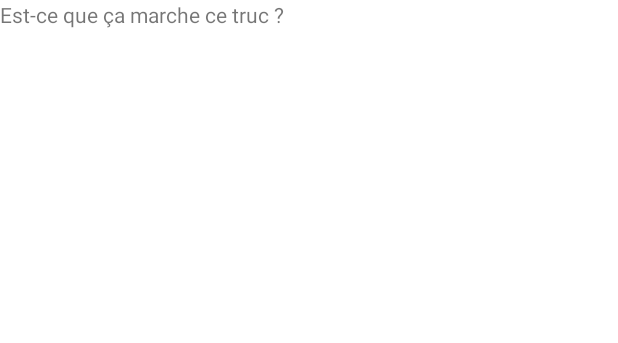
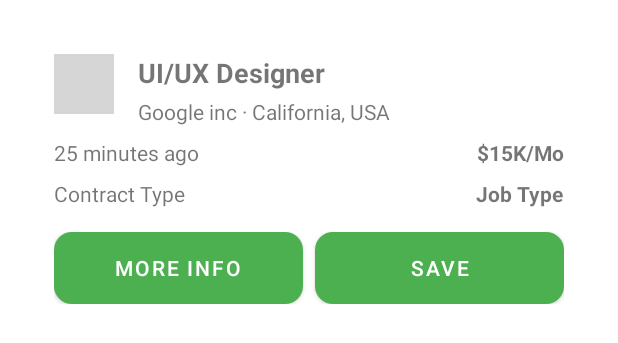
Before and after one commit to tony-nguyen1/Inteco, an Android app: the layout fragment_offer_card.xml on its own in the app's theme, with its tools: preview values and no code run, on a phone screen of 412 x 824 dp. Shown: the top 343 px of the screen. Run offline under Robolectric (Android 15) with nearby library versions, the phone set to English and light mode, and no system bars; grey boxes are pictures that could not be loaded.

Commit message:
adding the card offer

```diff
--- /dev/null
+++ b/app/src/main/java/fr/umontpellier/etu/inteco/Seeker/Search/OfferViewHolder.java
@@ -0,0 +1,32 @@
+package fr.umontpellier.etu.inteco.Seeker.Search;
+
+import android.view.View;
+import android.widget.Button;
+import android.widget.TextView;
+
+import androidx.recyclerview.widget.RecyclerView;
+
+import fr.umontpellier.etu.inteco.R;
+
+public class OfferViewHolder extends RecyclerView.ViewHolder {
+    public final TextView jobTitleView;
+    public final TextView companyInfoView;
+    public final TextView postDateView;
+    public final TextView salaryView;
+    public final TextView contractTypeView;
+    public final TextView jobTypeView;
+    //public final Button buttonInfo;
+    public final Button buttonSave;
+
+    public OfferViewHolder(View view) {
+        super(view);
+        jobTitleView = view.findViewById(R.id.job_title);
+        companyInfoView = view.findViewById(R.id.company_info);
+        postDateView = view.findViewById(R.id.post_date_start);
+        salaryView = view.findViewById(R.id.salary);
+        contractTypeView = view.findViewById(R.id.contract_type);
+        jobTypeView = view.findViewById(R.id.job_type);
+        //buttonInfo = view.findViewById(R.id.button_moreInfo);
+        buttonSave = view.findViewById(R.id.button_save);
+    }
+}
--- a/app/src/main/java/fr/umontpellier/etu/inteco/Seeker/MyItemRecyclerViewAdapter.java
+++ b/app/src/main/java/fr/umontpellier/etu/inteco/Seeker/fragements/Saved/MyItemRecyclerViewAdapter.java
@@ -13,7 +13,6 @@ import java.util.List;
 
 /**
  * {@link RecyclerView.Adapter} that can display a {@link Offer}.
- * TODO: Replace the implementation with code for your data type.
  */
 public class MyItemRecyclerViewAdapter extends RecyclerView.Adapter<MyItemRecyclerViewAdapter.ViewHolder> {
 
--- a/app/src/main/res/layout/fragment_offer_card.xml
+++ b/app/src/main/res/layout/fragment_offer_card.xml
@@ -1,25 +1,113 @@
 <?xml version="1.0" encoding="utf-8"?>
-<FrameLayout xmlns:android="http://schemas.android.com/apk/res/android"
-    xmlns:tools="http://schemas.android.com/tools"
+<androidx.constraintlayout.widget.ConstraintLayout
+    xmlns:android="http://schemas.android.com/apk/res/android"
+    xmlns:app="http://schemas.android.com/apk/res-auto"
     android:layout_width="match_parent"
-    android:layout_height="match_parent"
-    tools:context=".Seeker.OfferCardFragment">
+    android:layout_height="wrap_content"
+    android:background="@drawable/white_curvy"
+    android:padding="16dp"
+    android:layout_margin="20dp">
 
-    <!-- TODO: Update blank fragment layout -->
-    <LinearLayout
+    <ImageView
+        android:id="@+id/company_logo"
+        android:layout_width="40dp"
+        android:layout_height="40dp"
+        android:src="@drawable/defautl_profile"
+        app:layout_constraintStart_toStartOf="parent"
+        app:layout_constraintTop_toTopOf="parent"
+        android:contentDescription="@string/company_logo" />
+
+    <TextView
+        android:id="@+id/job_title"
+        android:layout_width="0dp"
+        android:layout_height="wrap_content"
+        android:text="UI/UX Designer"
+        android:textStyle="bold"
+        android:textSize="18sp"
+        app:layout_constraintStart_toEndOf="@id/company_logo"
+        app:layout_constraintTop_toTopOf="parent"
+        app:layout_constraintEnd_toEndOf="parent"
+        android:layout_marginStart="16dp"
+        android:layout_marginEnd="16dp" />
+
+    <TextView
+        android:id="@+id/company_info"
+        android:layout_width="0dp"
+        android:layout_height="wrap_content"
+        android:text="Google inc · California, USA"
+        app:layout_constraintStart_toEndOf="@id/company_logo"
+        app:layout_constraintTop_toBottomOf="@id/job_title"
+        app:layout_constraintEnd_toEndOf="parent"
+        android:layout_marginStart="16dp"
+        android:layout_marginTop="4dp"
+        android:layout_marginEnd="16dp" />
+
+    <TextView
+        android:id="@+id/post_date_start"
         android:layout_width="wrap_content"
         android:layout_height="wrap_content"
-        android:orientation="vertical">
-<!--        <TextView-->
-<!--            android:layout_width="match_parent"-->
-<!--            android:layout_height="match_parent"-->
-<!--            android:text="@string/hello_blank_fragment" />-->
-        <TextView
-            android:id="@+id/textOfCard"
-            android:layout_width="match_parent"
-            android:layout_height="match_parent"
-            android:text="Est-ce que ça marche ce truc ?" />
+        android:text="25 minutes ago"
+        app:layout_constraintStart_toStartOf="parent"
+        app:layout_constraintTop_toBottomOf="@id/company_info"
+        android:layout_marginTop="8dp" />
 
+    <TextView
+        android:id="@+id/salary"
+        android:layout_width="wrap_content"
+        android:layout_height="wrap_content"
+        android:text="$15K/Mo"
+        android:textStyle="bold"
+        app:layout_constraintEnd_toEndOf="parent"
+        app:layout_constraintTop_toBottomOf="@id/company_info"
+        android:layout_marginTop="8dp" />
+
+    <!-- New TextViews for contract_type and job_type -->
+    <TextView
+        android:id="@+id/contract_type"
+        android:layout_width="wrap_content"
+        android:layout_height="wrap_content"
+        android:text="Contract Type"
+        app:layout_constraintStart_toStartOf="parent"
+        app:layout_constraintTop_toBottomOf="@id/post_date_start"
+        android:layout_marginTop="8dp" />
+
+    <TextView
+        android:id="@+id/job_type"
+        android:layout_width="wrap_content"
+        android:layout_height="wrap_content"
+        android:text="Job Type"
+        android:textStyle="bold"
+        app:layout_constraintEnd_toEndOf="parent"
+        app:layout_constraintTop_toBottomOf="@id/salary"
+        android:layout_marginTop="8dp" />
+
+    <LinearLayout
+        android:layout_width="0dp"
+        android:layout_height="wrap_content"
+        android:orientation="horizontal"
+        android:gravity="center_vertical"
+        app:layout_constraintStart_toStartOf="parent"
+        app:layout_constraintTop_toBottomOf="@id/contract_type"
+        app:layout_constraintEnd_toEndOf="parent"
+        android:layout_marginTop="16dp">
+
+        <Button
+            android:id="@+id/button_moreInfo"
+            android:layout_width="0dp"
+            android:layout_height="wrap_content"
+            android:layout_weight="1"
+            android:text="More Info"
+            android:background="@drawable/heavy_green_button"
+            android:textColor="@android:color/white" />
+
+        <Button
+            android:id="@+id/button_save"
+            android:layout_width="0dp"
+            android:layout_height="wrap_content"
+            android:layout_weight="1"
+            android:text="Save"
+            android:background="@drawable/button_soft_green"
+            android:textColor="@android:color/white"
+            android:layout_marginStart="8dp" />
     </LinearLayout>
-
-</FrameLayout>
+</androidx.constraintlayout.widget.ConstraintLayout>
```
Also changed, not shown: app/src/main/java/fr/umontpellier/etu/inteco/Seeker/Search/SearchActivity.java (renamed from app/src/main/java/fr/umontpellier/etu/inteco/Seeker/SearchActivity.java, +0 -29 lines), app/src/main/java/fr/umontpellier/etu/inteco/Seeker/fragements/Saved/SaveJobRecyclerViewAdapter.java (renamed from app/src/main/java/fr/umontpellier/etu/inteco/Seeker/fragements/SaveJobRecyclerViewAdapter.java), app/src/main/java/fr/umontpellier/etu/inteco/Seeker/fragements/Saved/SavedSeeker.java (renamed from app/src/main/java/fr/umontpellier/etu/inteco/Seeker/fragements/SavedSeeker.java).
